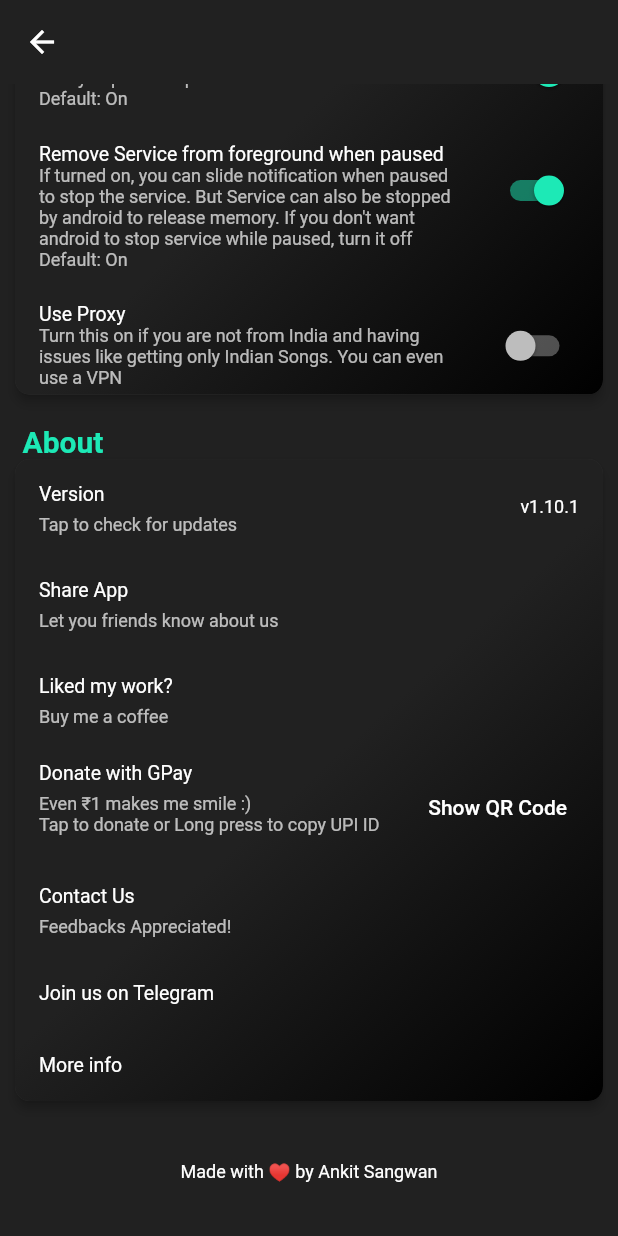
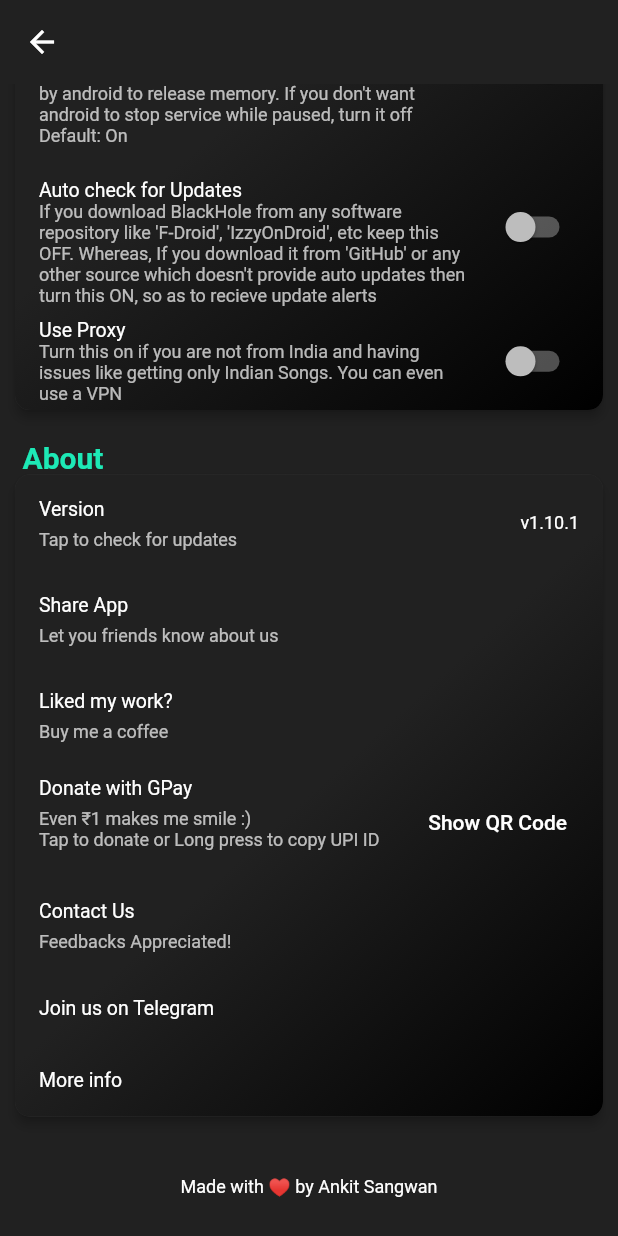
Before and after one commit to max71126/BlackHole, a Flutter app: the SettingPage screen opened by its route, scrolled down 1728 dp, on a phone screen of 412 x 824 dp. Run offline on Flutter 3.47's test engine with Material 2 defaults, Android fonts, the light colour scheme and no system bars; our stand-ins replace app_links, audio_service, cached_network_image, file_picker, hive, hive_flutter and 10 more; missing offline and left inert: audio_session, audiotagger, dart_des, ext_storage, flutter_ffmpeg, miniplayer and 1 more; accounts and stored records are empty; network calls fail; statements that could not run were skipped.

Commit message:
Made auto update optional

```diff
--- a/lib/Screens/Home/home.dart
+++ b/lib/Screens/Home/home.dart
@@ -35,6 +35,8 @@ class _HomePageState extends State<HomePage> {
   String? appVersion;
   String name =
       Hive.box('settings').get('name', defaultValue: 'Guest') as String;
+  bool checkUpdate =
+      Hive.box('settings').get('checkUpdate', defaultValue: false) as bool;
 
   String capitalize(String msg) {
     return '${msg[0].toUpperCase()}${msg.substring(1)}';
@@ -97,6 +99,7 @@ class _HomePageState extends State<HomePage> {
         appVersion = packageInfo.version;
         updateUserDetails('version', packageInfo.version);
 
+        if (checkUpdate) {
           db.getUpdate().then((Map value) {
             if (compareVersion(value['LatestVersion'] as String, appVersion!)) {
               ShowSnackBar().showSnackBar(
@@ -114,6 +117,7 @@ class _HomePageState extends State<HomePage> {
               );
             }
           });
+        }
       });
       if (Hive.box('settings').get('proxyIp') == null) {
         Hive.box('settings').put('proxyIp', '103.47.67.134');
--- a/lib/Screens/Settings/setting.dart
+++ b/lib/Screens/Settings/setting.dart
@@ -1207,6 +1207,14 @@ class _SettingPageState extends State<SettingPage> {
                       keyName: 'stopServiceOnPause',
                       defaultValue: true,
                     ),
+                    const BoxSwitchTile(
+                      title: Text('Auto check for Updates'),
+                      subtitle: Text(
+                          "If you download BlackHole from any software repository like 'F-Droid', 'IzzyOnDroid', etc keep this OFF. Whereas, If you download it from 'GitHub' or any other source which doesn't provide auto updates then turn this ON, so as to recieve update alerts"),
+                      keyName: 'checkUpdate',
+                      isThreeLine: true,
+                      defaultValue: false,
+                    ),
                     BoxSwitchTile(
                       title: const Text('Use Proxy'),
                       subtitle: const Text(
--- a/lib/Services/download.dart
+++ b/lib/Services/download.dart
@@ -26,8 +26,6 @@ class Download with ChangeNotifier {
       .get('createYoutubeFolder', defaultValue: false) as bool;
   double? progress = 0.0;
   String lastDownloadId = '';
-  String dlPath =
-      Hive.box('settings').get('downloadPath', defaultValue: '') as String;
   bool downloadLyrics =
       Hive.box('settings').get('downloadLyrics', defaultValue: false) as bool;
 
@@ -57,7 +55,8 @@ class Download with ChangeNotifier {
     final RegExp avoid = RegExp(r'[\.\\\*\:\"\?#/;\|]');
     data['title'] = data['title'].toString().split('(From')[0].trim();
     String filename = '${data["title"]} - ${data["artist"]}';
-
+    String dlPath =
+        Hive.box('settings').get('downloadPath', defaultValue: '') as String;
     if (filename.length > 200) {
       final String temp = filename.substring(0, 200);
       final List tempList = temp.split(', ');
```
Also changed, not shown: 2 other files. Lines whose indentation alone changed are shown as unchanged.
